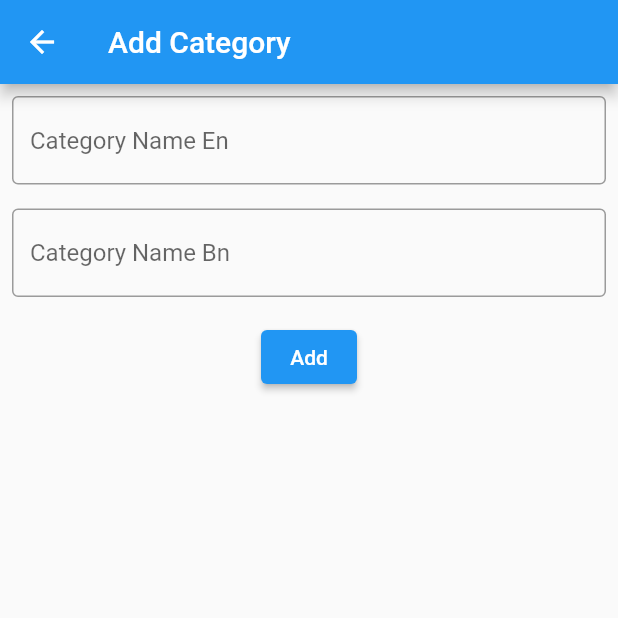
After one commit to alamincse6615/nintytwoshop, a Flutter app: the Category screen opened directly, after a tap on "Add Category", on a phone screen of 412 x 824 dp, the top half of it. The commit adds this screen. Run offline on Flutter 3.47's test engine with Material 2 defaults, Android fonts, the phone set to English and light mode, and no system bars; our stand-ins replace carousel_slider, firebase_auth, firebase_core, firebase_database; accounts and stored records are empty.

Commit message:
Add Category done

```diff
--- /dev/null
+++ b/lib/backend/addCategory.dart
@@ -0,0 +1,125 @@
+import 'package:firebase_auth/firebase_auth.dart';
+import 'package:flutter/material.dart';
+import 'package:firebase_core/firebase_core.dart';
+import 'package:firebase_database/firebase_database.dart';
+import 'package:ninty_towshop/backend/category.dart';
+
+class addCategory extends StatefulWidget {
+  const addCategory({Key? key}) : super(key: key);
+
+  @override
+  _addCategoryState createState() => _addCategoryState();
+}
+
+class _addCategoryState extends State<addCategory> {
+
+  var _key = GlobalKey<FormState>();
+  final ctrlCategoryNameEn = TextEditingController();
+  final ctrlCategoryNameBn = TextEditingController();
+
+  late DatabaseReference _databaseReference;
+
+  @override
+  void initState() {
+    _databaseReference = FirebaseDatabase.instance.reference();
+  }
+
+  @override
+  void dispose() {
+    ctrlCategoryNameEn.dispose();
+    ctrlCategoryNameBn.dispose();
+  }
+
+
+  @override
+  Widget build(BuildContext context) {
+    return Scaffold(
+      appBar: AppBar(
+        title: Text("Add Category"),
+      ),
+      body: FutureBuilder(
+        builder: (context,info){
+          future: firebaseInit();
+          return Column(
+            children: [
+              Form(
+                  key: _key,
+                  child: Column(
+                    children: [
+                      Padding(
+                        padding: const EdgeInsets.all(8.0),
+                        child: TextFormField(
+                          validator:(val){
+                            if(val == ""){
+                              return "Name Can't be empty";
+                            }
+                          },
+                          controller: ctrlCategoryNameEn,
+                          decoration: InputDecoration(
+                              border: OutlineInputBorder(),
+                              hintText: "Category Name En"
+                          ),
+                        ),
+                      ),
+                      Padding(
+                        padding: const EdgeInsets.all(8.0),
+                        child: TextFormField(
+                          validator:(val){
+                            if(val == ""){
+                              return "Name Can't be empty";
+                            }
+                          },
+                          controller: ctrlCategoryNameBn,
+                          decoration: InputDecoration(
+                              border: OutlineInputBorder(),
+                              hintText: "Category Name Bn"
+                          ),
+                        ),
+                      ),
+                      Padding(
+                        padding: const EdgeInsets.all(8.0),
+                        child: ElevatedButton(
+                            onPressed: (){
+                              _saveCategory(ctrlCategoryNameEn.text,ctrlCategoryNameBn.text);
+                            },
+                            child: Text("Add")
+                        ),
+                      )
+                    ],
+                  )
+              )
+            ],
+          );
+        },
+      ),
+    );
+  }
+
+  _saveCategory(String ctNameEn, String ctNameBn){
+    FirebaseAuth auth = FirebaseAuth.instance;
+    var isValid = _key.currentState!.validate();
+    if(isValid){
+      Map<dynamic,dynamic> info = {
+        "uid": auth.currentUser!.uid,
+        "categoryNameEn":ctNameEn,
+        "CategoryNameBn":ctNameBn
+      };
+      _databaseReference.child("Category").push().set(info);
+      Navigator.push(
+          context,
+        MaterialPageRoute(
+            builder: (context)=>Category()
+        )
+      );
+    }else{
+      return;
+    }
+  }
+
+  Future<FirebaseApp> firebaseInit()async{
+    FirebaseApp firebaseApp =await Firebase.initializeApp();
+    return firebaseApp;
+  }
+
+
+}
--- /dev/null
+++ b/lib/backend/category.dart
@@ -0,0 +1,39 @@
+import 'package:flutter/material.dart';
+import 'package:ninty_towshop/backend/addCategory.dart';
+
+class Category extends StatefulWidget {
+  const Category({Key? key}) : super(key: key);
+
+  @override
+  _CategoryState createState() => _CategoryState();
+}
+
+class _CategoryState extends State<Category> {
+  @override
+  Widget build(BuildContext context) {
+    return Scaffold(
+      appBar: AppBar(
+        title: Text("Category"),
+      ),
+      body: Column(
+        children: [
+          Container(
+            child: Center(
+              child: ElevatedButton(
+                child: Text("Add Category"),
+                onPressed: (){
+                  Navigator.push(
+                      context,
+                      MaterialPageRoute(
+                          builder: (context)=>addCategory(),
+                      )
+                  );
+                },
+              ),
+            ),
+          )
+        ],
+      ),
+    );
+  }
+}
```
Also changed, not shown: lib/auth/signin.dart (+13 -4 lines), lib/backend/adminHome.dart (added, +47 -0 lines).
